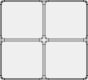
First picture: the form in gui/ui/customplotpositionbutton.ui, repository analogdevicesinc/scopy, before the edit.
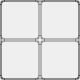
Second picture: the form after the edit.

Commit message: m2k/gui: fixed clipped cursor position selector

Patch:
```diff
--- a/gui/ui/customplotpositionbutton.ui
+++ b/gui/ui/customplotpositionbutton.ui
@@ -6,7 +6,7 @@
    <rect>
     <x>0</x>
     <y>0</y>
-    <width>88</width>
+    <width>80</width>
     <height>80</height>
    </rect>
   </property>
```
